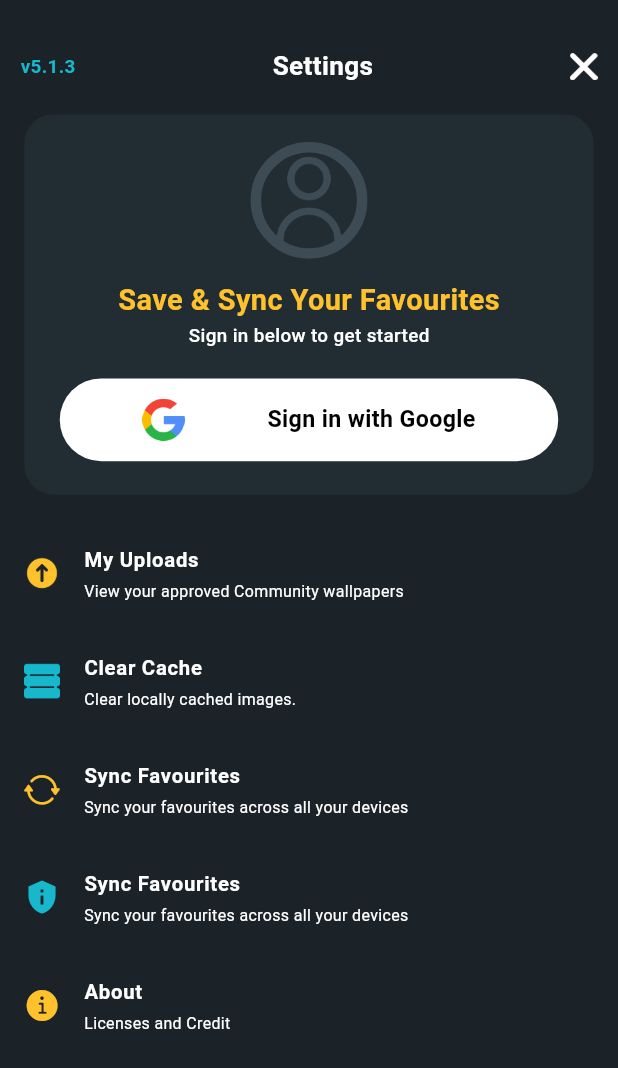
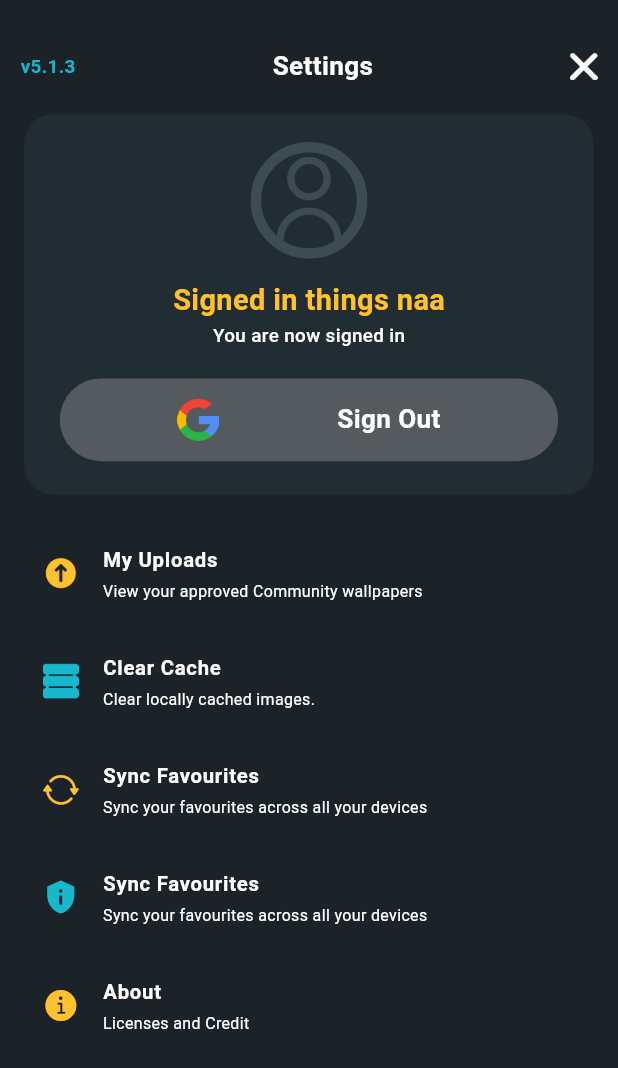
Before and after one commit to Temmycode/dwalldrop, a Flutter app: the AccountPage screen opened directly, on a phone screen of 412 x 824 dp. Shown: the top 1068 px of the screen. Run offline on Flutter 3.47's test engine with Material 2 defaults, Android fonts, the phone set to English and light mode, and no system bars; our stand-ins replace cached_network_image, firebase_auth, firebase_core, flutter_riverpod, google_sign_in, shared_preferences and 1 more; accounts and stored records are empty; network calls fail.

Commit message:
Authentication Integration

```diff
--- a/lib/app/screens/account_page.dart
+++ b/lib/app/screens/account_page.dart
@@ -1,12 +1,12 @@
 import 'package:dwalldrop/app/constants/account_page_constants.dart';
 import 'package:dwalldrop/app/extensions/dimensions.dart';
-import 'package:dwalldrop/app/widgets/account_page_list_tile.dart';
-import 'package:dwalldrop/app/widgets/login_container.dart';
 import 'package:dwalldrop/setup/colors/app_colors.dart';
 import 'package:dwalldrop/setup/images/image.dart';
 import 'package:dwalldrop/setup/text/title_text.dart';
 import 'package:flutter/material.dart';
 import 'package:flutter_riverpod/flutter_riverpod.dart';
+import '../../authentication/screens/account_page_list_tile.dart';
+import '../../authentication/screens/login_container.dart';
 
 class AccountPage extends ConsumerWidget {
   const AccountPage({super.key});
@@ -47,6 +47,7 @@ class AccountPage extends ConsumerWidget {
             const LoginContainer(),
             SizedBox(height: 17.h(context)),
             ListView(
+              padding: EdgeInsets.symmetric(horizontal: 13.h(context)),
               physics: const NeverScrollableScrollPhysics(),
               shrinkWrap: true,
               children: accountPageConstants
--- a/lib/app/widgets/login_container.dart
+++ /dev/null
@@ -1,86 +0,0 @@
-import 'package:dwalldrop/app/extensions/dimensions.dart';
-import 'package:dwalldrop/setup/colors/app_colors.dart';
-import 'package:dwalldrop/setup/text/small_text.dart';
-import 'package:dwalldrop/setup/text/title_text.dart';
-import 'package:flutter/material.dart';
-
-import '../../setup/images/image.dart';
-
-class LoginContainer extends StatelessWidget {
-  const LoginContainer({super.key});
-
-  @override
-  Widget build(BuildContext context) {
-    return Container(
-      height: 262.h(context),
-      width: 362.w(context),
-      padding: EdgeInsets.only(
-        top: 19.h(context),
-        bottom: 23.h(context),
-      ),
-      decoration: BoxDecoration(
-        color: AppColors.loginColor,
-        borderRadius: BorderRadius.circular(20.h(context)),
-      ),
-      child: Column(
-        children: [
-          // THE USER'S IMAGE ICON, IT IS JUST AN EMPTY USER ICON IF
-          // THE USER IS NOT LOGGED IN
-          Container(
-            padding: EdgeInsets.all(3.h(context)),
-            decoration: BoxDecoration(
-              borderRadius: BorderRadius.circular(50.h(context)),
-              border: Border.all(
-                color: AppColors.userAccountColor,
-                width: 7,
-              ),
-            ),
-            child: ImageIcon(
-              const AssetImage(AppImages.user),
-              color: AppColors.userAccountColor,
-              size: 60.h(context),
-            ),
-          ),
-          SizedBox(height: 15.h(context)),
-          // THIS IS YOUR NAME IF SIGNED IN
-          TitleText(
-            text: "Save & Sync Your Favourites",
-            size: 20.h(context),
-            color: AppColors.yellowColor,
-          ),
-          // THIS IS YOUR EMAIL IF SIGNED IN
-          SmallText(
-            text: "Sign in below to get started",
-            size: 13.h(context),
-            weight: FontWeight.w500,
-          ),
-          SizedBox(height: 20.h(context)),
-          // THIS IS THE LOGIN CONTAINER IF NOT SIGNED IN
-          // ANT THE SIGNOUT CONGTAINER IF SIGNED IN
-          Container(
-            height: 57.h(context),
-            width: 317.w(context),
-            decoration: BoxDecoration(
-              color: Colors.white,
-              borderRadius: BorderRadius.circular(40.h(context)),
-            ),
-            child: Row(
-              mainAxisAlignment: MainAxisAlignment.spaceEvenly,
-              children: [
-                Image.asset(
-                  AppImages.google,
-                  height: 29.h(context),
-                ),
-                TitleText(
-                  text: "Sign in with Google",
-                  size: 16.h(context),
-                  color: Colors.black,
-                )
-              ],
-            ),
-          ),
-        ],
-      ),
-    );
-  }
-}
--- /dev/null
+++ b/lib/authentication/enums/auth_result.dart
@@ -0,0 +1,5 @@
+enum AuthResult {
+  success,
+  failure,
+  aborted,
+}
--- /dev/null
+++ b/lib/authentication/models/auth_state.dart
@@ -0,0 +1,56 @@
+import 'package:dwalldrop/authentication/enums/auth_result.dart';
+import 'package:dwalldrop/setup/typedefs/user_id_typedef.dart';
+import 'package:flutter/foundation.dart' show immutable;
+
+@immutable
+class AuthState {
+  final UserId? userId;
+  final AuthResult? result;
+  final bool isLoading;
+  final bool isLoggedIn;
+
+  const AuthState({
+    required this.userId,
+    required this.result,
+    required this.isLoading,
+    required this.isLoggedIn,
+  });
+
+  const AuthState.unknown()
+      : isLoading = false,
+        isLoggedIn = false,
+        result = null,
+        userId = null;
+
+  AuthState copyIsLoading({required bool isLoading}) => AuthState(
+        userId: userId,
+        result: result,
+        isLoading: isLoading,
+        isLoggedIn: isLoggedIn,
+      );
+
+  AuthState copyIsLoggedIn({required bool isLoggedIn}) => AuthState(
+        userId: userId,
+        result: result,
+        isLoading: isLoading,
+        isLoggedIn: isLoggedIn,
+      );
+
+  @override
+  bool operator ==(covariant AuthState other) => (userId == other.userId &&
+      result == other.result &&
+      isLoading == other.isLoading &&
+      isLoggedIn == other.isLoggedIn);
+
+  @override
+  int get hashCode => Object.hashAll([
+        result,
+        isLoading,
+        isLoggedIn,
+        userId,
+      ]);
+
+  @override
+  String toString() =>
+      'AuthState(userId: $userId, result: $result, isLoading: $isLoading, isLoggedIn: $isLoggedIn)';
+}
--- /dev/null
+++ b/lib/authentication/provider/auth_state_provider.dart
@@ -0,0 +1,7 @@
+import 'package:dwalldrop/authentication/models/auth_state.dart';
+import 'package:dwalldrop/authentication/provider/notifier/auth_state_notifier.dart';
+import 'package:flutter_riverpod/flutter_riverpod.dart';
+
+final authStateProvider = StateNotifierProvider<AuthStateNotifier, AuthState>(
+  (_) => AuthStateNotifier(),
+);
--- /dev/null
+++ b/lib/authentication/provider/is_loading_provider.dart
@@ -0,0 +1,11 @@
+import 'package:dwalldrop/authentication/provider/auth_state_provider.dart';
+import 'package:flutter_riverpod/flutter_riverpod.dart';
+
+final isLoadingProvider = Provider<bool>((ref) {
+  final auth = ref.watch(authStateProvider);
+  if (auth.isLoading) {
+    return true;
+  } else {
+    return false;
+  }
+});
--- /dev/null
+++ b/lib/authentication/provider/is_logged_in_provider.dart
@@ -0,0 +1,9 @@
+import 'package:dwalldrop/authentication/enums/auth_result.dart';
+import 'package:dwalldrop/authentication/provider/auth_state_provider.dart';
+import 'package:dwalldrop/backend/services/shared_prefernce_service.dart';
+import 'package:flutter_riverpod/flutter_riverpod.dart';
+
+final isLoggedInProvider = FutureProvider<bool>((ref) async {
+  final loginState = await SharedPrefrenceService.getIsLoggedIn();
+  return loginState;
+});
--- /dev/null
+++ b/lib/authentication/screens/login_container.dart
@@ -0,0 +1,139 @@
+import 'package:dwalldrop/app/extensions/dimensions.dart';
+import 'package:dwalldrop/authentication/models/auth_state.dart';
+import 'package:dwalldrop/authentication/provider/auth_state_provider.dart';
+import 'package:dwalldrop/authentication/provider/is_loading_provider.dart';
+import 'package:dwalldrop/authentication/provider/is_logged_in_provider.dart';
+import 'package:dwalldrop/setup/colors/app_colors.dart';
+import 'package:dwalldrop/setup/text/small_text.dart';
+import 'package:dwalldrop/setup/text/title_text.dart';
+import 'package:flutter/material.dart';
+import 'package:flutter_riverpod/flutter_riverpod.dart';
+import '../../setup/images/image.dart';
+
+/// TODO : FIX THIS SCREEN, ALL THE PROVIDERS SHOULD BE SEPERATED INTO THEIR OWN RESPECTIVE CONSUMERS
+class LoginContainer extends ConsumerWidget {
+  const LoginContainer({super.key});
+
+  @override
+  Widget build(BuildContext context, WidgetRef ref) {
+    // THE AUTH PROVIDER TO KEEP TRACK OF THE USER'S AUTHENTICATION STATE
+    final AuthState auth = ref.watch(authStateProvider);
+    // THERE SHOULD BE A IS LOGGED IN VARIABLE
+    final isLoggedIn = ref.watch(isLoggedInProvider);
+    // THERE SHOULD ALSO BE A IS LOADING VARIABLE
+    final isLoading = ref.watch(isLoadingProvider);
+    print(isLoggedIn);
+
+    return Ink(
+      height: 262.h(context),
+      width: 362.w(context),
+      padding: EdgeInsets.only(
+        top: 19.h(context),
+        bottom: 23.h(context),
+      ),
+      decoration: BoxDecoration(
+        color: AppColors.loginColor,
+        borderRadius: BorderRadius.circular(20.h(context)),
+      ),
+      child: Column(
+        children: [
+          // THE USER'S IMAGE ICON, IT IS JUST AN EMPTY USER ICON IF
+          // THE USER IS NOT LOGGED IN
+          Ink(
+            padding: EdgeInsets.all(3.h(context)),
+            decoration: BoxDecoration(
+              borderRadius: BorderRadius.circular(50.h(context)),
+              border: Border.all(
+                color: AppColors.userAccountColor,
+                width: 7,
+              ),
+            ),
+            child: ImageIcon(
+              const AssetImage(AppImages.user),
+              color: AppColors.userAccountColor,
+              size: 60.h(context),
+            ),
+          ),
+          SizedBox(height: 15.h(context)),
+          // THIS IS YOUR NAME IF SIGNED IN
+          TitleText(
+            text: isLoggedIn.when(
+              data: (login) => login
+                  ? "Signed in things naa"
+                  : "Save & Sync Your Favourites",
+              error: (error, stk) => '',
+              loading: () => '',
+            ),
+            size: 20.h(context),
+            color: AppColors.yellowColor,
+          ),
+          // THIS IS YOUR EMAIL IF SIGNED IN
+          SmallText(
+            text: isLoggedIn.when(
+              data: (login) => login
+                  ? "You are now signed in"
+                  : "Sign in below to get started",
+              error: (error, stk) => '',
+              loading: () => '',
+            ),
+            size: 13.h(context),
+            weight: FontWeight.w500,
+          ),
+          SizedBox(height: 20.h(context)),
+
+          // THIS IS THE LOGIN CONTAINER IF NOT SIGNED IN
+          // AND THE SIGNOUT CONGTAINER IF SIGNED IN
+          InkWell(
+            borderRadius: BorderRadius.circular(40.h(context)),
+            onTap: () async {
+              // TODO
+              // FUNCTION TO LOGIN THE USER OR LOGOUT THE USER IF LOGGED IN
+              await ref.read(authStateProvider.notifier).signInWithGoogle();
+              print(auth.userId);
+            },
+            child: Ink(
+              height: 57.h(context),
+              width: 317.w(context),
+              decoration: BoxDecoration(
+                color: isLoggedIn.when(
+                  data: (login) =>
+                      login ? Colors.grey.withOpacity(0.4) : Colors.white,
+                  error: (error, stk) => Colors.black,
+                  loading: () => Colors.black,
+                ),
+                borderRadius: BorderRadius.circular(40.h(context)),
+              ),
+              child: Row(
+                mainAxisAlignment: MainAxisAlignment.spaceEvenly,
+                children: [
+                  Image.asset(
+                    AppImages.google,
+                    height: 29.h(context),
+                  ),
+                  TitleText(
+                    text: isLoggedIn.when(
+                      data: (login) =>
+                          login ? "Sign Out" : "Sign in with Google",
+                      error: (error, stk) => '',
+                      loading: () => '',
+                    ),
+                    size: isLoggedIn.when(
+                      data: (login) => login ? 18.h(context) : 16.h(context),
+                      error: (error, stk) => 0,
+                      loading: () => 0,
+                    ),
+                    color: isLoggedIn.when(
+                      data: (login) => login ? Colors.white : Colors.black,
+                      error: (error, stk) => Colors.black,
+                      loading: () => Colors.black,
+                    ),
+                  )
+                ],
+              ),
+            ),
+          ),
+        ],
+      ),
+    );
+  }
+}
--- /dev/null
+++ b/lib/setup/typedefs/user_id_typedef.dart
@@ -0,0 +1 @@
+typedef UserId = String;
--- a/pubspec.yaml
+++ b/pubspec.yaml
@@ -18,6 +18,12 @@ dependencies:
   cached_network_image: ^3.2.3
   smooth_page_indicator: ^1.1.0
   google_nav_bar: ^5.0.6
+  firebase_core: ^2.15.1
+  firebase_auth: ^4.9.0
+  firebase_storage: ^11.2.6
+  cloud_firestore: ^4.9.1
+  google_sign_in: ^6.1.5
+  shared_preferences: ^2.2.1
 
 dev_dependencies:
   flutter_test:
```
Also changed, not shown: lib/authentication/logic/auth_client.dart (added, +39 -0 lines), lib/authentication/provider/notifier/auth_state_notifier.dart (added, +60 -0 lines), lib/backend/models/wallpaper_models.dart (added, +37 -0 lines), lib/backend/services/shared_prefernce_service.dart (added, +37 -0 lines), lib/main.dart (+7 -1 lines), lib/authentication/screens/account_page_list_tile.dart (renamed from lib/app/widgets/account_page_list_tile.dart), lib/firebase_options.dart (added), pubspec.lock, 3 other files.
